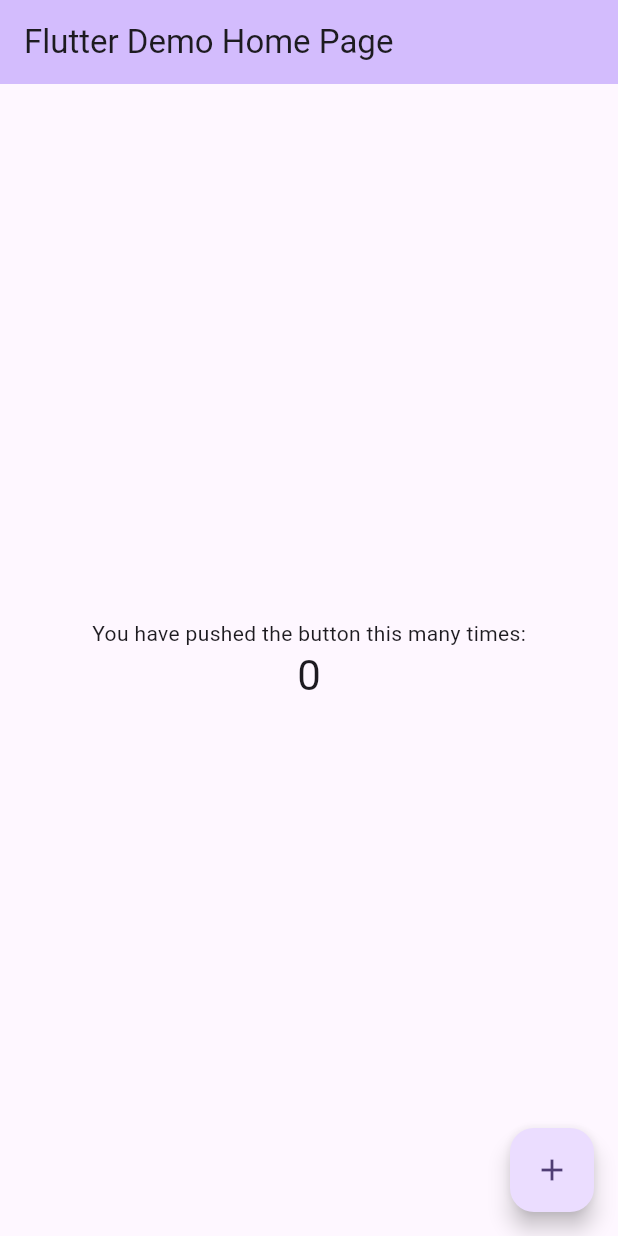
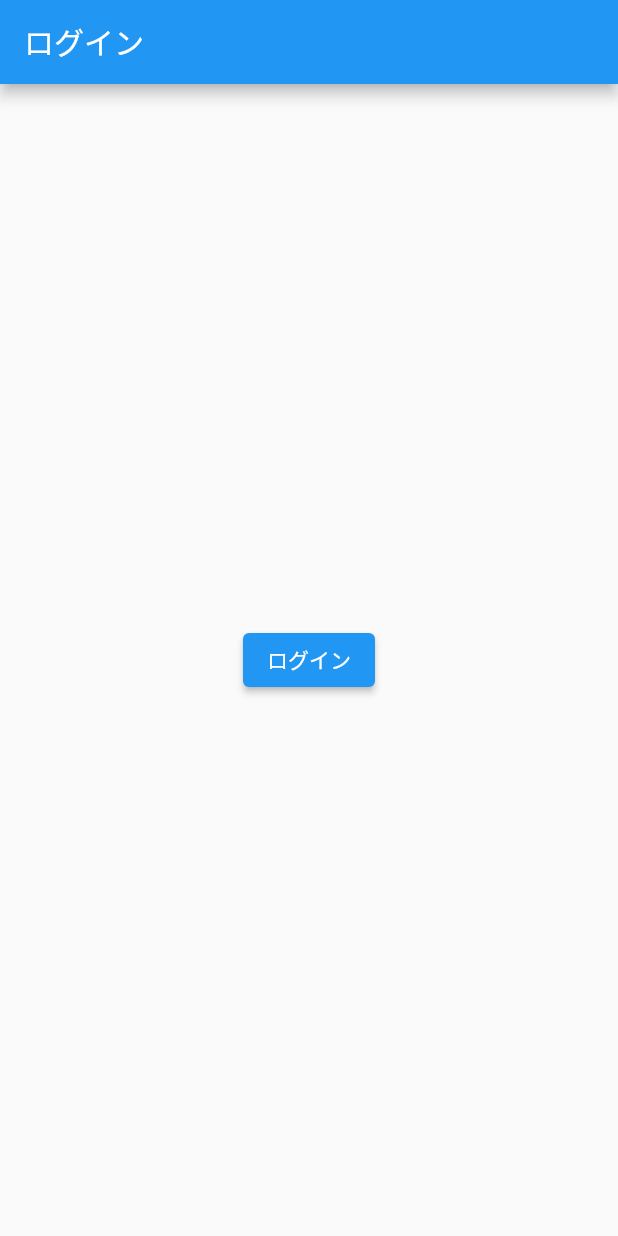
Before and after one commit to ShinoharaTa/nostr_pubcha_client, a Flutter app: the screen it shows after launch, on a phone screen of 412 x 824 dp. Run offline on Flutter 3.47's test engine with Material 2 defaults, Android fonts, the phone set to English and light mode, and no system bars.

Commit message:
Revert "最初の動作を確認しよう"
This reverts commit e4d8c7dd18836dbcf56489e3fc914ed5e8218446.

```diff
--- /dev/null
+++ b/lib/login.dart
@@ -0,0 +1,41 @@
+import 'package:flutter/material.dart';
+import 'chat.dart';
+
+void main() {
+  runApp(MyApp());
+}
+
+class MyApp extends StatelessWidget {
+  @override
+  Widget build(BuildContext context) {
+    return MaterialApp(
+      home: LoginScreen(),
+    );
+  }
+}
+
+class LoginScreen extends StatelessWidget {
+  @override
+  Widget build(BuildContext context) {
+    return Scaffold(
+      appBar: AppBar(
+        title: Text('ログイン'),
+      ),
+      body: Center(
+        child: ElevatedButton(
+          child: Text('ログイン'),
+          onPressed: () {
+            // Navigator.push(
+            //   context,
+            //   MaterialPageRoute(builder: (context) => ChatScreen()),
+            // );
+            Navigator.pushAndRemoveUntil(
+                context,
+                MaterialPageRoute(builder: (context) => ChatScreen()),
+                (Route<dynamic> route) => false);
+          },
+        ),
+      ),
+    );
+  }
+}
--- a/lib/main.dart
+++ b/lib/main.dart
@@ -1,125 +1,19 @@
 import 'package:flutter/material.dart';
+import 'login.dart';
 
 void main() {
-  runApp(const MyApp());
+  runApp(MyApp());
 }
 
 class MyApp extends StatelessWidget {
-  const MyApp({super.key});
-
-  // This widget is the root of your application.
   @override
   Widget build(BuildContext context) {
     return MaterialApp(
       title: 'Flutter Demo',
       theme: ThemeData(
-        // This is the theme of your application.
-        //
-        // TRY THIS: Try running your application with "flutter run". You'll see
-        // the application has a blue toolbar. Then, without quitting the app,
-        // try changing the seedColor in the colorScheme below to Colors.green
-        // and then invoke "hot reload" (save your changes or press the "hot
-        // reload" button in a Flutter-supported IDE, or press "r" if you used
-        // the command line to start the app).
-        //
-        // Notice that the counter didn't reset back to zero; the application
-        // state is not lost during the reload. To reset the state, use hot
-        // restart instead.
-        //
-        // This works for code too, not just values: Most code changes can be
-        // tested with just a hot reload.
-        colorScheme: ColorScheme.fromSeed(seedColor: Colors.deepPurple),
-        useMaterial3: true,
+        primarySwatch: Colors.blue,
       ),
-      home: const MyHomePage(title: 'Flutter Demo Home Page'),
+      home: LoginScreen(),
     );
   }
 }
-
-class MyHomePage extends StatefulWidget {
-  const MyHomePage({super.key, required this.title});
-
-  // This widget is the home page of your application. It is stateful, meaning
-  // that it has a State object (defined below) that contains fields that affect
-  // how it looks.
-
-  // This class is the configuration for the state. It holds the values (in this
-  // case the title) provided by the parent (in this case the App widget) and
-  // used by the build method of the State. Fields in a Widget subclass are
-  // always marked "final".
-
-  final String title;
-
-  @override
-  State<MyHomePage> createState() => _MyHomePageState();
-}
-
-class _MyHomePageState extends State<MyHomePage> {
-  int _counter = 0;
-
-  void _incrementCounter() {
-    setState(() {
-      // This call to setState tells the Flutter framework that something has
-      // changed in this State, which causes it to rerun the build method below
-      // so that the display can reflect the updated values. If we changed
-      // _counter without calling setState(), then the build method would not be
-      // called again, and so nothing would appear to happen.
-      _counter++;
-    });
-  }
-
-  @override
-  Widget build(BuildContext context) {
-    // This method is rerun every time setState is called, for instance as done
-    // by the _incrementCounter method above.
-    //
-    // The Flutter framework has been optimized to make rerunning build methods
-    // fast, so that you can just rebuild anything that needs updating rather
-    // than having to individually change instances of widgets.
-    return Scaffold(
-      appBar: AppBar(
-        // TRY THIS: Try changing the color here to a specific color (to
-        // Colors.amber, perhaps?) and trigger a hot reload to see the AppBar
-        // change color while the other colors stay the same.
-        backgroundColor: Theme.of(context).colorScheme.inversePrimary,
-        // Here we take the value from the MyHomePage object that was created by
-        // the App.build method, and use it to set our appbar title.
-        title: Text(widget.title),
-      ),
-      body: Center(
-        // Center is a layout widget. It takes a single child and positions it
-        // in the middle of the parent.
-        child: Column(
-          // Column is also a layout widget. It takes a list of children and
-          // arranges them vertically. By default, it sizes itself to fit its
-          // children horizontally, and tries to be as tall as its parent.
-          //
-          // Column has various properties to control how it sizes itself and
-          // how it positions its children. Here we use mainAxisAlignment to
-          // center the children vertically; the main axis here is the vertical
-          // axis because Columns are vertical (the cross axis would be
-          // horizontal).
-          //
-          // TRY THIS: Invoke "debug painting" (choose the "Toggle Debug Paint"
-          // action in the IDE, or press "p" in the console), to see the
-          // wireframe for each widget.
-          mainAxisAlignment: MainAxisAlignment.center,
-          children: <Widget>[
-            const Text(
-              'You have pushed the button this many times:',
-            ),
-            Text(
-              '$_counter',
-              style: Theme.of(context).textTheme.headlineMedium,
-            ),
-          ],
-        ),
-      ),
-      floatingActionButton: FloatingActionButton(
-        onPressed: _incrementCounter,
-        tooltip: 'Increment',
-        child: const Icon(Icons.add),
-      ), // This trailing comma makes auto-formatting nicer for build methods.
-    );
-  }
-}
```
Also changed, not shown: lib/chat.dart (added, +37 -0 lines), lib/post.dart (added, +23 -0 lines), lib/settings.dart (added, +25 -0 lines).
